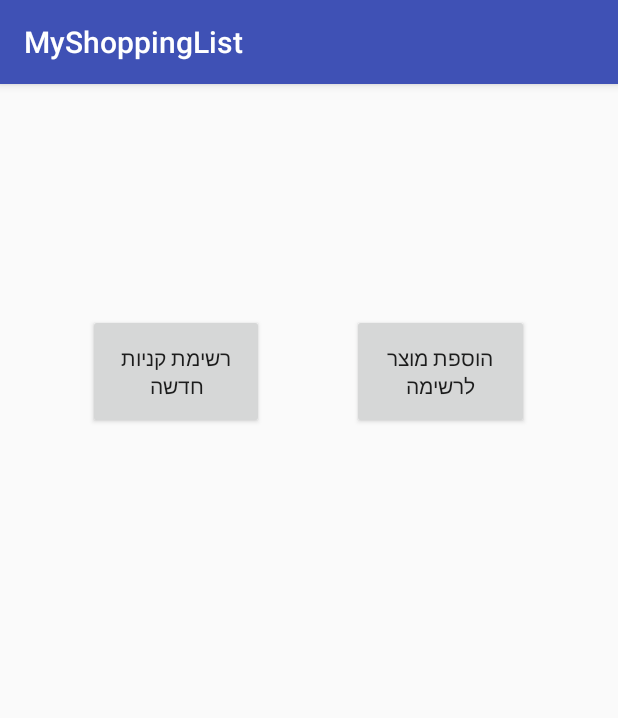
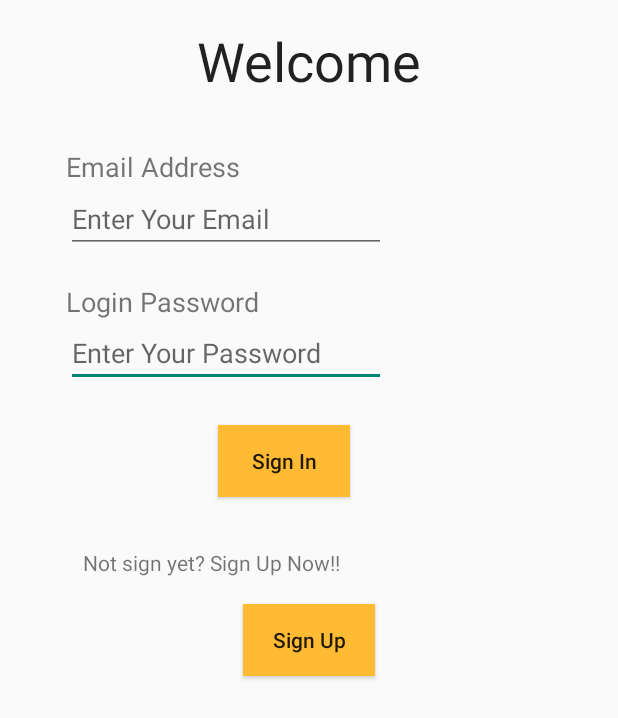
Before and after one commit to RoyiJourno/MyShoppingList, an Android app: the screen it shows after launch (MainActivity), on a phone screen of 412 x 824 dp. Shown: the top 718 px of the screen. Run offline under Robolectric (Android 15) with nearby library versions, the phone set to English and light mode, and no system bars; our stand-ins replace Firebase (no records; nobody signed in at launch, a user with empty details on screens opened directly).

Commit message:
שינויים בדף של היוזר עשיתי גם הרשמה והתחברות דרך השירות של גוגל

```diff
--- a/app/build.gradle
+++ b/app/build.gradle
@@ -22,7 +22,10 @@ dependencies {
     implementation fileTree(dir: 'libs', include: ['*.jar'])
     implementation 'com.android.support:appcompat-v7:26.1.0'
     implementation 'com.android.support.constraint:constraint-layout:1.0.2'
+    implementation 'com.google.firebase:firebase-database:11.8.0'
     testImplementation 'junit:junit:4.12'
     androidTestImplementation 'com.android.support.test:runner:1.0.1'
     androidTestImplementation 'com.android.support.test.espresso:espresso-core:3.0.1'
+    compile 'com.google.firebase:firebase-auth:11.8.0'
+    apply plugin: 'com.google.gms.google-services'
 }
--- a/app/src/main/java/com/royijournogmail/myshoppinglist/SplashActivity.java
+++ b/app/src/main/java/com/royijournogmail/myshoppinglist/SplashActivity.java
@@ -4,6 +4,9 @@ import android.content.Intent;
 import android.os.Handler;
 import android.support.v7.app.AppCompatActivity;
 import android.os.Bundle;
+
+import com.google.firebase.database.DatabaseReference;
+import com.google.firebase.database.FirebaseDatabase;
 
 public class SplashActivity extends AppCompatActivity {
     private static int SPLASH_TIME_OUT = 3000;
@@ -12,6 +15,10 @@ public class SplashActivity extends AppCompatActivity {
     protected void onCreate(Bundle savedInstanceState) {
         super.onCreate(savedInstanceState);
         setContentView(R.layout.activity_splash);
+
+        FirebaseDatabase database = FirebaseDatabase.getInstance();
+        DatabaseReference count = database.getReference("CountOfMember");
+        count.setValue(1);
 
         new Handler().postDelayed(new Runnable() {
             @Override
--- a/app/src/main/res/layout/activity_main.xml
+++ b/app/src/main/res/layout/activity_main.xml
@@ -1,53 +1,99 @@
 <?xml version="1.0" encoding="utf-8"?>
-<LinearLayout xmlns:android="http://schemas.android.com/apk/res/android"
+<android.support.constraint.ConstraintLayout xmlns:android="http://schemas.android.com/apk/res/android"
     xmlns:app="http://schemas.android.com/apk/res-auto"
     xmlns:tools="http://schemas.android.com/tools"
     android:layout_width="match_parent"
     android:layout_height="match_parent"
-    tools:context="com.royijournogmail.myshoppinglist.MainActivity">
-    <LinearLayout
-        android:layout_width="match_parent"
-        android:layout_height="match_parent"
-        android:orientation="vertical"
-        android:weightSum="10"
-        >
-        <Space
-            android:layout_weight="2"
-            android:layout_width="match_parent"
-            android:layout_height="0dp" />
-        <LinearLayout
-            android:layout_weight="1"
-            android:layout_width="match_parent"
-            android:layout_height="0dp"
-            android:orientation="horizontal"
-            android:weightSum="7">
-            <Space
-                android:layout_weight="1"
-                android:layout_width="0dp"
-                android:layout_height="match_parent" />
-            <Button
-                android:layout_weight="2"
-                android:layout_width="0dp"
-                android:text="@string/addnewshoping"
-                android:layout_height="match_parent" />
-            <Space
-                android:layout_weight="1"
-                android:layout_width="0dp"
-                android:layout_height="match_parent" />
-            <Button
-                android:layout_weight="2"
-                android:layout_width="0dp"
-                android:text="@string/addprod"
-                android:layout_height="match_parent" />
-            <Space
-                android:layout_weight="1"
-                android:layout_width="0dp"
-                android:layout_height="match_parent" />
+    tools:context="com.royijournogmail.myshoppinglist.MainActivity"
+    tools:layout_editor_absoluteY="81dp">
 
-        </LinearLayout>
-        <Space
-            android:layout_weight="2"
-            android:layout_width="match_parent"
-            android:layout_height="0dp" />
-    </LinearLayout>
-</LinearLayout>
+
+    <TextView
+        android:id="@+id/welcomeText"
+        android:layout_width="wrap_content"
+        android:layout_height="wrap_content"
+        android:layout_marginTop="16dp"
+        android:text="Welcome"
+        android:textAppearance="@style/TextAppearance.AppCompat.Large"
+        android:textSize="36sp"
+        app:layout_constraintEnd_toEndOf="parent"
+        app:layout_constraintStart_toStartOf="parent"
+        app:layout_constraintTop_toTopOf="parent" />
+
+    <TextView
+        android:id="@+id/loginName"
+        android:layout_width="wrap_content"
+        android:layout_height="wrap_content"
+        android:layout_marginStart="44dp"
+        android:layout_marginTop="34dp"
+        android:text="Email Address"
+        android:textColorLink="@android:color/holo_red_dark"
+        android:textSize="18sp"
+        app:layout_constraintStart_toStartOf="parent"
+        app:layout_constraintTop_toBottomOf="@+id/welcomeText" />
+
+    <TextView
+        android:id="@+id/textView3"
+        android:layout_width="wrap_content"
+        android:layout_height="wrap_content"
+        android:layout_marginTop="20dp"
+        android:text="Login Password"
+        android:textSize="18sp"
+        app:layout_constraintStart_toStartOf="@+id/loginNameWelcome"
+        app:layout_constraintTop_toBottomOf="@+id/loginNameWelcome" />
+
+    <EditText
+        android:id="@+id/loginPasswordWelcome"
+        android:layout_width="wrap_content"
+        android:layout_height="wrap_content"
+        android:layout_marginTop="24dp"
+        android:ems="10"
+        android:hint="Enter Your Password"
+        android:inputType="textPassword"
+        app:layout_constraintStart_toStartOf="@+id/textView3"
+        app:layout_constraintTop_toTopOf="@+id/textView3" />
+
+    <Button
+        android:id="@+id/signIn"
+        android:layout_width="wrap_content"
+        android:layout_height="wrap_content"
+        android:layout_marginEnd="24dp"
+        android:layout_marginTop="25dp"
+        android:background="@android:color/holo_orange_light"
+        android:text="Sign In"
+        android:textAppearance="@style/TextAppearance.AppCompat.Body2"
+        app:layout_constraintEnd_toEndOf="@+id/loginPasswordWelcome"
+        app:layout_constraintTop_toBottomOf="@+id/loginPasswordWelcome" />
+
+    <TextView
+        android:id="@+id/textView4"
+        android:layout_width="wrap_content"
+        android:layout_height="wrap_content"
+        android:layout_marginEnd="23dp"
+        android:layout_marginTop="34dp"
+        android:text="Not sign yet? Sign Up Now!!"
+        app:layout_constraintEnd_toEndOf="@+id/signUp"
+        app:layout_constraintTop_toBottomOf="@+id/signIn" />
+
+    <Button
+        android:id="@+id/signUp"
+        android:layout_width="wrap_content"
+        android:layout_height="wrap_content"
+        android:layout_marginTop="18dp"
+        android:background="@android:color/holo_orange_light"
+        android:text="Sign Up"
+        android:textAppearance="@style/TextAppearance.AppCompat.Body2"
+        app:layout_constraintEnd_toEndOf="parent"
+        app:layout_constraintStart_toStartOf="parent"
+        app:layout_constraintTop_toBottomOf="@+id/textView4" />
+
+    <EditText
+        android:id="@+id/loginNameWelcome"
+        android:layout_width="wrap_content"
+        android:layout_height="wrap_content"
+        android:ems="10"
+        android:hint="Enter Your Email"
+        android:inputType="textEmailAddress"
+        app:layout_constraintStart_toStartOf="@+id/loginName"
+        app:layout_constraintTop_toBottomOf="@+id/loginName" />
+</android.support.constraint.ConstraintLayout>
--- a/build.gradle
+++ b/build.gradle
@@ -12,6 +12,7 @@ buildscript {
 
         // NOTE: Do not place your application dependencies here; they belong
         // in the individual module build.gradle files
+        classpath 'com.google.gms:google-services:3.1.0'
     }
 }
 
```
Also changed, not shown: app/src/main/AndroidManifest.xml (+6 -2 lines), app/src/main/java/com/royijournogmail/myshoppinglist/HomePage.java (added, +16 -0 lines), app/src/main/java/com/royijournogmail/myshoppinglist/MainActivity.java (+60 -0 lines), app/src/main/java/com/royijournogmail/myshoppinglist/SignUp.java (added, +65 -0 lines), app/src/main/java/com/royijournogmail/myshoppinglist/User.java (+4 -8 lines), app/src/main/res/layout/activity_home_page.xml (added, +26 -0 lines), app/src/main/res/layout/activity_sign_up.xml (added, +107 -0 lines), 1 other file.
